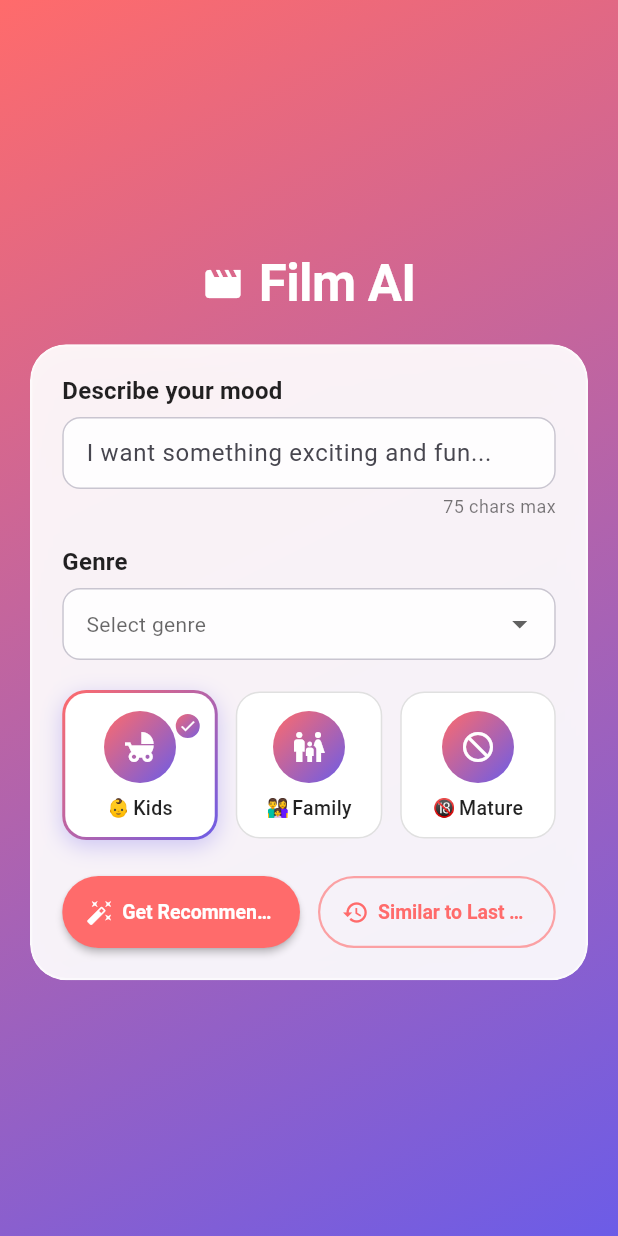
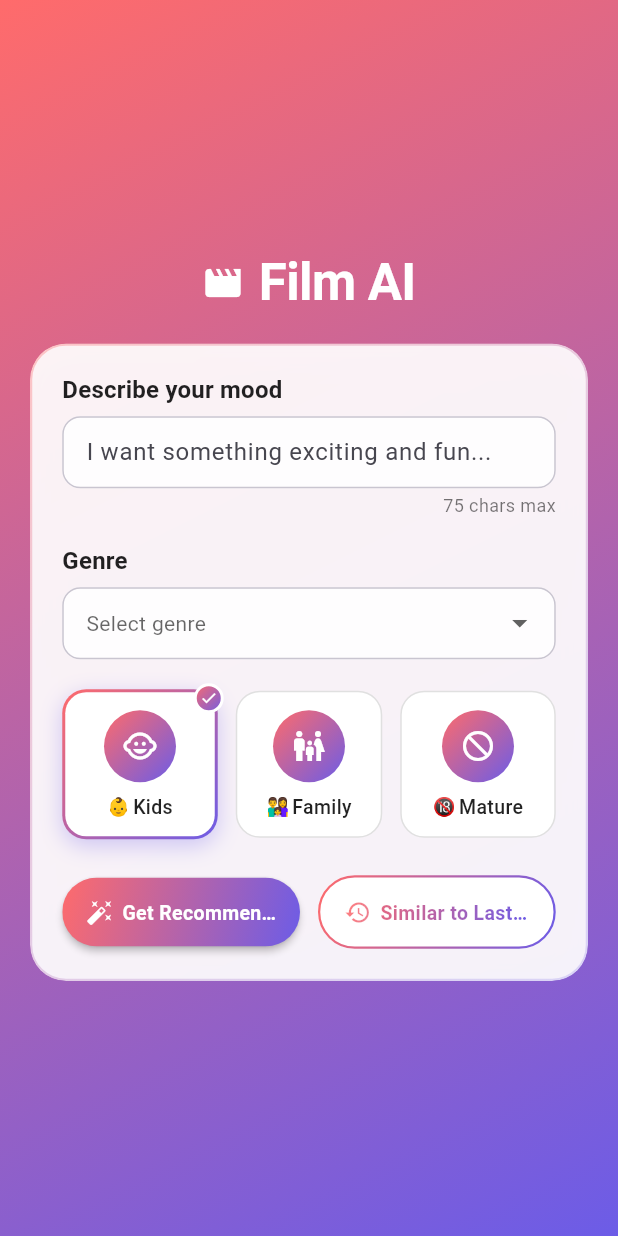
Before and after one commit to dev3019/film_ai, a Flutter app: the screen it shows after launch, after a tap on "Kids", on a phone screen of 412 x 824 dp. Run offline on Flutter 3.47's test engine with Material 3 defaults, Android fonts, the phone set to English and light mode, and no system bars.

Commit message:
fix(ui): polish input page to match mockup design
- Use baby face icon (child_care) for Kids age tile instead of stroller
- Move checkmark badge to outer edge of selected age tile
- Apply coral→purple gradient to both action buttons
- Add subtle gradient border tint to FrostedCard for smoky effect

```diff
--- a/lib/features/input/widgets/action_buttons.dart
+++ b/lib/features/input/widgets/action_buttons.dart
@@ -58,21 +58,24 @@ class _PrimaryButton extends StatelessWidget {
 
   @override
   Widget build(BuildContext context) {
-    return ElevatedButton(
-      onPressed: onPressed,
-      style: ElevatedButton.styleFrom(
-        backgroundColor: AppColors.coral,
-        foregroundColor: Colors.white,
-        padding: const EdgeInsets.symmetric(vertical: 14, horizontal: 16),
-        shape: RoundedRectangleBorder(
+    return Material(
+      color: Colors.transparent,
+      borderRadius: BorderRadius.circular(28),
+      elevation: 2,
+      child: Ink(
+        decoration: BoxDecoration(
+          gradient: AppColors.backgroundGradient,
           borderRadius: BorderRadius.circular(28),
         ),
-        elevation: 2,
-      ),
+        child: InkWell(
+          onTap: onPressed,
+          borderRadius: BorderRadius.circular(28),
+          child: Padding(
+            padding: const EdgeInsets.symmetric(vertical: 14, horizontal: 16),
             child: Row(
               mainAxisAlignment: MainAxisAlignment.center,
               children: [
-          Icon(icon, size: 18),
+                Icon(icon, size: 18, color: Colors.white),
                 const SizedBox(width: 6),
                 Flexible(
                   child: Text(
@@ -80,11 +83,15 @@ class _PrimaryButton extends StatelessWidget {
                     style: const TextStyle(
                       fontSize: 13,
                       fontWeight: FontWeight.w600,
+                      color: Colors.white,
                     ),
                     overflow: TextOverflow.ellipsis,
                   ),
                 ),
               ],
+            ),
+          ),
+        ),
       ),
     );
   }
@@ -103,19 +110,27 @@ class _SecondaryButton extends StatelessWidget {
 
   @override
   Widget build(BuildContext context) {
-    return OutlinedButton(
-      onPressed: onPressed,
-      style: OutlinedButton.styleFrom(
-        foregroundColor: AppColors.coral,
+    return Material(
+      color: Colors.transparent,
+      borderRadius: BorderRadius.circular(28),
+      child: InkWell(
+        onTap: onPressed,
+        borderRadius: BorderRadius.circular(28),
+        child: Container(
           padding: const EdgeInsets.symmetric(vertical: 14, horizontal: 16),
-        shape: RoundedRectangleBorder(
+          decoration: BoxDecoration(
+            color: Colors.white,
             borderRadius: BorderRadius.circular(28),
-        ),
-        side: BorderSide(
-          color: AppColors.coral.withValues(alpha: 0.6),
+            // Gradient border
+            border: _GradientBorder(
+              gradient: AppColors.backgroundGradient,
               width: 1.5,
             ),
           ),
+          child: ShaderMask(
+            shaderCallback: (bounds) =>
+                AppColors.backgroundGradient.createShader(bounds),
+            blendMode: BlendMode.srcIn,
             child: Row(
               mainAxisAlignment: MainAxisAlignment.center,
               children: [
@@ -133,6 +148,56 @@ class _SecondaryButton extends StatelessWidget {
                 ),
               ],
             ),
+          ),
+        ),
+      ),
     );
   }
 }
+
+/// A custom border that paints a gradient stroke for buttons.
+class _GradientBorder extends BoxBorder {
+  const _GradientBorder({required this.gradient, this.width = 1.0});
+
+  final Gradient gradient;
+  final double width;
+
+  @override
+  BorderSide get bottom => BorderSide.none;
+
+  @override
+  BorderSide get top => BorderSide.none;
+
+  @override
+  EdgeInsetsGeometry get dimensions => EdgeInsets.all(width);
+
+  @override
+  bool get isUniform => true;
+
+  @override
+  void paint(
+    Canvas canvas,
+    Rect rect, {
+    TextDirection? textDirection,
+    BoxShape shape = BoxShape.rectangle,
+    BorderRadius? borderRadius,
+  }) {
+    final paint = Paint()
+      ..shader = gradient.createShader(rect)
+      ..strokeWidth = width
+      ..style = PaintingStyle.stroke;
+
+    final RRect rrect = borderRadius != null
+        ? borderRadius.toRRect(rect).deflate(width / 2)
+        : RRect.fromRectAndRadius(
+            rect.deflate(width / 2),
+            const Radius.circular(28),
+          );
+
+    canvas.drawRRect(rrect, paint);
+  }
+
+  @override
+  ShapeBorder scale(double t) =>
+      _GradientBorder(gradient: gradient, width: width * t);
+}
--- a/lib/features/input/widgets/age_selector.dart
+++ b/lib/features/input/widgets/age_selector.dart
@@ -4,7 +4,7 @@ import '../../../core/theme/app_colors.dart';
 
 /// Age suitability categories for movie recommendations.
 enum AgeCategory {
-  kids('Kids', Icons.child_friendly),
+  kids('Kids', Icons.child_care), // Baby face icon
   family('Family', Icons.family_restroom),
   mature('Mature', Icons.not_interested);
 
@@ -25,11 +25,7 @@ enum AgeCategory {
 /// - Elevated selected state with gradient border
 /// - Compact square tiles
 class AgeSelector extends StatelessWidget {
-  const AgeSelector({
-    super.key,
-    this.value,
-    this.onChanged,
-  });
+  const AgeSelector({super.key, this.value, this.onChanged});
 
   /// Currently selected age category.
   final AgeCategory? value;
@@ -78,6 +74,7 @@ class _AgeTile extends StatelessWidget {
       child: AnimatedContainer(
         duration: const Duration(milliseconds: 200),
         curve: Curves.easeInOut,
+        clipBehavior: Clip.none, // Allow badge to overflow
         decoration: BoxDecoration(
           borderRadius: BorderRadius.circular(16),
           // Gradient border for selected state
@@ -92,7 +89,10 @@ class _AgeTile extends StatelessWidget {
                 ]
               : null,
         ),
-        child: Container(
+        child: Stack(
+          clipBehavior: Clip.none,
+          children: [
+            Container(
               margin: EdgeInsets.all(isSelected ? 2 : 0),
               padding: const EdgeInsets.symmetric(vertical: 12, horizontal: 8),
               decoration: BoxDecoration(
@@ -102,17 +102,12 @@ class _AgeTile extends StatelessWidget {
                     ? null
                     : Border.all(color: Colors.grey.shade300, width: 1),
               ),
-          child: Stack(
-            children: [
-              Center(
+              child: Center(
                 child: Column(
                   mainAxisSize: MainAxisSize.min,
                   children: [
                     // Icon with gradient background
-                    _GradientIconCircle(
-                      icon: category.icon,
-                      size: 48,
-                    ),
+                    _GradientIconCircle(icon: category.icon, size: 48),
                     const SizedBox(height: 8),
                     Row(
                       mainAxisAlignment: MainAxisAlignment.center,
@@ -136,14 +131,11 @@ class _AgeTile extends StatelessWidget {
                   ],
                 ),
               ),
+            ),
+            // Checkmark badge at top-right corner of the tile
             if (isSelected)
-                Positioned(
-                  top: 0,
-                  right: 0,
-                  child: _GradientCheckBadge(),
-                ),
+              Positioned(top: -4, right: -4, child: _GradientCheckBadge()),
           ],
-          ),
         ),
       ),
     );
@@ -160,10 +152,7 @@ class _AgeTile extends StatelessWidget {
 
 /// A circular icon container with gradient background.
 class _GradientIconCircle extends StatelessWidget {
-  const _GradientIconCircle({
-    required this.icon,
-    required this.size,
-  });
+  const _GradientIconCircle({required this.icon, required this.size});
 
   final IconData icon;
   final double size;
@@ -177,11 +166,7 @@ class _GradientIconCircle extends StatelessWidget {
         gradient: AppColors.backgroundGradient,
         shape: BoxShape.circle,
       ),
-      child: Icon(
-        icon,
-        color: Colors.white,
-        size: size * 0.5,
-      ),
+      child: Icon(icon, color: Colors.white, size: size * 0.5),
     );
   }
 }
@@ -198,11 +183,7 @@ class _GradientCheckBadge extends StatelessWidget {
         shape: BoxShape.circle,
         border: Border.all(color: Colors.white, width: 2),
       ),
-      child: const Icon(
-        Icons.check,
-        color: Colors.white,
-        size: 12,
-      ),
+      child: const Icon(Icons.check, color: Colors.white, size: 12),
     );
   }
 }
--- a/lib/shared/widgets/frosted_card.dart
+++ b/lib/shared/widgets/frosted_card.dart
@@ -1,6 +1,8 @@
 import 'dart:ui';
 
 import 'package:flutter/material.dart';
+
+import '../../core/theme/app_colors.dart';
 
 /// A reusable frosted glass card container.
 ///
@@ -35,13 +37,20 @@ class FrostedCard extends StatelessWidget {
         filter: ImageFilter.blur(sigmaX: blurSigma, sigmaY: blurSigma),
         child: Container(
           width: double.infinity,
-          padding: padding,
           decoration: BoxDecoration(
             // High opacity white for clean, readable frosted effect
             color: Colors.white.withValues(alpha: 0.92),
             borderRadius: BorderRadius.circular(borderRadius),
-            border: Border.all(
-              color: Colors.white.withValues(alpha: 0.5),
+            // Subtle coral/pink gradient border for smoky tint effect
+            border: GradientBoxBorder(
+              gradient: LinearGradient(
+                begin: Alignment.topLeft,
+                end: Alignment.bottomRight,
+                colors: [
+                  AppColors.coral.withValues(alpha: 0.35),
+                  AppColors.purple.withValues(alpha: 0.2),
+                ],
+              ),
               width: 1.5,
             ),
             boxShadow: [
@@ -50,11 +59,61 @@ class FrostedCard extends StatelessWidget {
                 blurRadius: 20,
                 offset: const Offset(0, 8),
               ),
+              // Inner glow effect for smoky tint
+              BoxShadow(
+                color: AppColors.coral.withValues(alpha: 0.08),
+                blurRadius: 16,
+                spreadRadius: -2,
+              ),
             ],
           ),
-          child: child,
+          child: Padding(padding: padding, child: child),
         ),
       ),
     );
   }
 }
+
+/// A custom border that paints a gradient stroke.
+class GradientBoxBorder extends BoxBorder {
+  const GradientBoxBorder({required this.gradient, this.width = 1.0});
+
+  final Gradient gradient;
+  final double width;
+
+  @override
+  BorderSide get bottom => BorderSide.none;
+
+  @override
+  BorderSide get top => BorderSide.none;
+
+  @override
+  EdgeInsetsGeometry get dimensions => EdgeInsets.all(width);
+
+  @override
+  bool get isUniform => true;
+
+  @override
+  void paint(
+    Canvas canvas,
+    Rect rect, {
+    TextDirection? textDirection,
+    BoxShape shape = BoxShape.rectangle,
+    BorderRadius? borderRadius,
+  }) {
+    final paint = Paint()
+      ..shader = gradient.createShader(rect)
+      ..strokeWidth = width
+      ..style = PaintingStyle.stroke;
+
+    final RRect rrect = borderRadius != null
+        ? borderRadius.toRRect(rect).deflate(width / 2)
+        : RRect.fromRectAndRadius(rect.deflate(width / 2), Radius.zero);
+
+    canvas.drawRRect(rrect, paint);
+  }
+
+  @override
+  ShapeBorder scale(double t) =>
+      GradientBoxBorder(gradient: gradient, width: width * t);
+}
```
Lines whose indentation alone changed are shown as unchanged.
